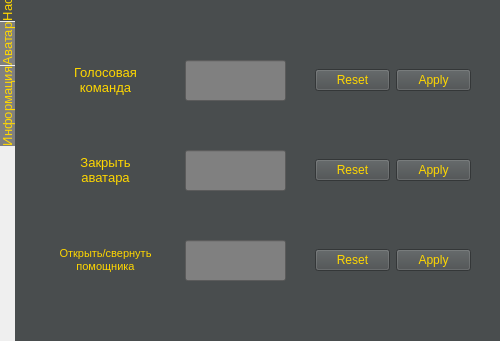
Old version of the form src/ui/design.ui in the repository Lilith0x/FQW; both pictures show x 0 to 500 and y 450 to 791 of the 500 by 1100 pixel window.
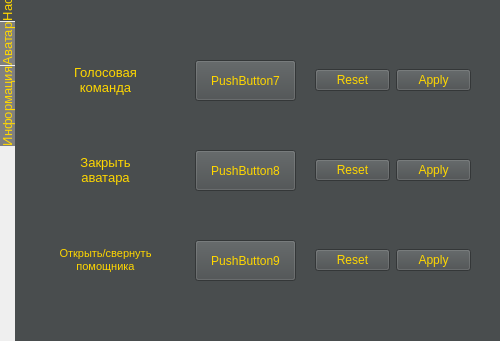
New version of the form. The open tabs and pages were chosen to show the change. Icons and pictures are not drawn.

Commit message: Конченный дизайнeeee3

The edit to the form file:
```diff
--- a/src/ui/design.ui
+++ b/src/ui/design.ui
@@ -512,27 +512,6 @@
        <string>&lt;html&gt;&lt;head/&gt;&lt;body&gt;&lt;p align=&quot;center&quot;&gt;&lt;span style=&quot; font-size:8pt;&quot;&gt;Открыть/свернуть &lt;br/&gt;помощника&lt;/span&gt;&lt;/p&gt;&lt;/body&gt;&lt;/html&gt;</string>
       </property>
      </widget>
-     <widget class="QLineEdit" name="lineEdit">
-      <property name="geometry">
-       <rect>
-        <x>170</x>
-        <y>160</y>
-        <width>101</width>
-        <height>41</height>
-       </rect>
-      </property>
-      <property name="font">
-       <font>
-        <pointsize>12</pointsize>
-        <weight>75</weight>
-        <bold>true</bold>
-       </font>
-      </property>
-      <property name="styleSheet">
-       <string notr="true">background-color: rgb(128, 128, 128);
-</string>
-      </property>
-     </widget>
      <widget class="QDialogButtonBox" name="buttonBox_2">
       <property name="geometry">
        <rect>
@@ -549,27 +528,6 @@
        <bool>false</bool>
       </property>
      </widget>
-     <widget class="QLineEdit" name="lineEdit_2">
-      <property name="geometry">
-       <rect>
-        <x>170</x>
-        <y>340</y>
-        <width>101</width>
-        <height>41</height>
-       </rect>
-      </property>
-      <property name="font">
-       <font>
-        <pointsize>12</pointsize>
-        <weight>75</weight>
-        <bold>true</bold>
-       </font>
-      </property>
-      <property name="styleSheet">
-       <string notr="true">background-color: rgb(128, 128, 128);
-</string>
-      </property>
-     </widget>
      <widget class="QLabel" name="label_7">
       <property name="geometry">
        <rect>
@@ -604,27 +562,6 @@
        <bool>false</bool>
       </property>
      </widget>
-     <widget class="QLineEdit" name="lineEdit_3">
-      <property name="geometry">
-       <rect>
-        <x>170</x>
-        <y>250</y>
-        <width>101</width>
-        <height>41</height>
-       </rect>
-      </property>
-      <property name="font">
-       <font>
-        <pointsize>12</pointsize>
-        <weight>75</weight>
-        <bold>true</bold>
-       </font>
-      </property>
-      <property name="styleSheet">
-       <string notr="true">background-color: rgb(128, 128, 128);
-</string>
-      </property>
-     </widget>
      <widget class="QLabel" name="label_8">
       <property name="geometry">
        <rect>
@@ -659,6 +596,45 @@
        <bool>false</bool>
       </property>
      </widget>
+     <widget class="QPushButton" name="pushButton_7">
+      <property name="geometry">
+       <rect>
+        <x>180</x>
+        <y>160</y>
+        <width>101</width>
+        <height>41</height>
+       </rect>
+      </property>
+      <property name="text">
+       <string>PushButton7</string>
+      </property>
+     </widget>
+     <widget class="QPushButton" name="pushButton_8">
+      <property name="geometry">
+       <rect>
+        <x>180</x>
+        <y>250</y>
+        <width>101</width>
+        <height>41</height>
+       </rect>
+      </property>
+      <property name="text">
+       <string>PushButton8</string>
+      </property>
+     </widget>
+     <widget class="QPushButton" name="pushButton_9">
+      <property name="geometry">
+       <rect>
+        <x>180</x>
+        <y>340</y>
+        <width>101</width>
+        <height>41</height>
+       </rect>
+      </property>
+      <property name="text">
+       <string>PushButton9</string>
+      </property>
+     </widget>
     </widget>
     <widget class="QWidget" name="tab">
      <property name="styleSheet">
```
Left out of the diff: 2 changed lines with no effect on the pictures. The commit also changes 1 other file.
